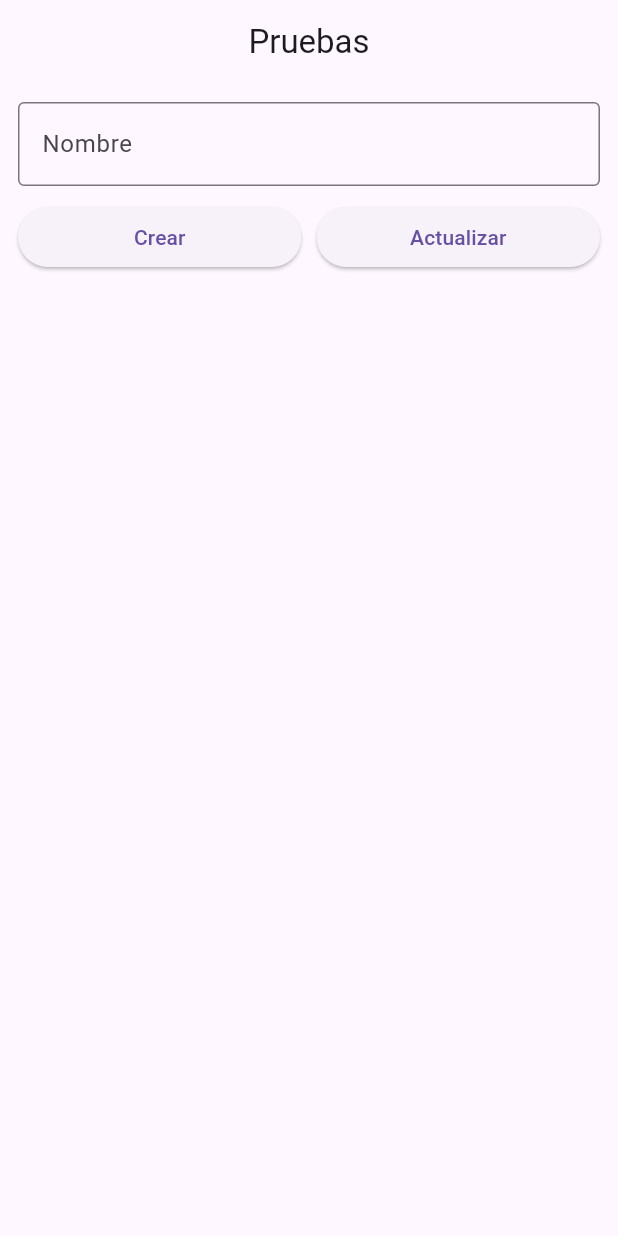
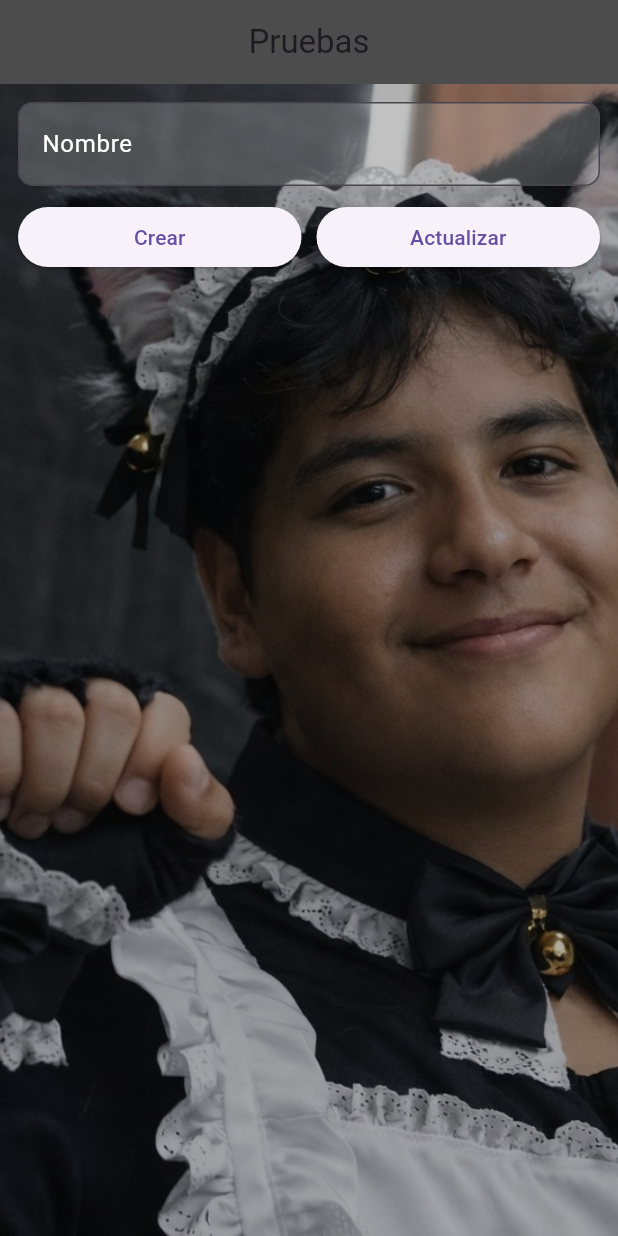
Before and after one commit to Dups1/atlas, a Flutter app: the screen it shows after launch, on a phone screen of 412 x 824 dp. Run offline on Flutter 3.47's test engine with Material 3 defaults, Android fonts, the phone set to English and light mode, and no system bars; network calls fail.

Commit message:
Pantalla especial

```diff
--- a/lib/Pantallas/pruebas_crud.dart
+++ b/lib/Pantallas/pruebas_crud.dart
@@ -53,20 +53,37 @@ class _PantallaCrudState extends State<PantallaCrud> {
   @override
   Widget build(BuildContext context) {
     return Scaffold(
+      backgroundColor: Colors.transparent, // 👈 importante
       appBar: AppBar(
         title: const Text('Pruebas'),
         centerTitle: true,
+        backgroundColor: Colors.black.withOpacity(0.7),
       ),
-      body: Padding(
-        padding: const EdgeInsets.all(12),
+      body: Container(
+        decoration: const BoxDecoration(
+          image: DecorationImage(
+            image: AssetImage("assets/orange.jpeg"),
+            fit: BoxFit.cover,
+          ),
+        ),
+        child: Container(
+          color: Colors.black.withOpacity(0.3), // 👈 overlay
+          child: Padding(
+            padding: const EdgeInsets.all(12.0),
             child: Column(
               children: [
                 // INPUT
                 TextField(
                   controller: controller,
-              decoration: const InputDecoration(
+                  style: const TextStyle(color: Colors.white),
+                  decoration: InputDecoration(
                     labelText: 'Nombre',
-                border: OutlineInputBorder(),
+                    labelStyle: const TextStyle(color: Colors.white),
+                    filled: true,
+                    fillColor: Colors.white.withOpacity(0.2),
+                    border: OutlineInputBorder(
+                      borderRadius: BorderRadius.circular(10),
+                    ),
                   ),
                 ),
 
@@ -101,6 +118,10 @@ class _PantallaCrudState extends State<PantallaCrud> {
                       final item = datos[index];
 
                       return Card(
+                        color: Colors.white.withOpacity(0.85), // 👈 transparencia
+                        shape: RoundedRectangleBorder(
+                          borderRadius: BorderRadius.circular(10),
+                        ),
                         child: ListTile(
                           title: Text(item['nombre'].toString()),
                           subtitle: Text("ID: ${item['id']}"),
@@ -131,6 +152,8 @@ class _PantallaCrudState extends State<PantallaCrud> {
               ],
             ),
           ),
+        ),
+      ),
     );
   }
 }
--- a/pubspec.yaml
+++ b/pubspec.yaml
@@ -19,3 +19,5 @@ dev_dependencies:
 
 flutter:
   uses-material-design: true
+  assets:
+    - assets/orange.jpeg
```
Also changed, not shown: assets/orange.jpeg (added). Lines whose indentation alone changed are shown as unchanged.
